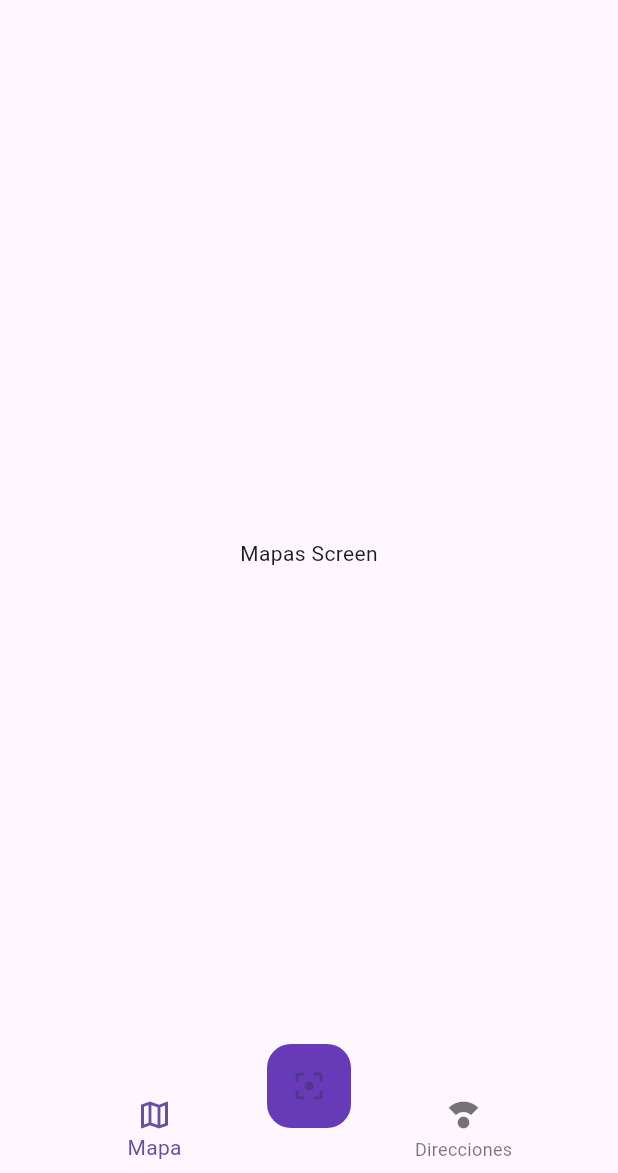
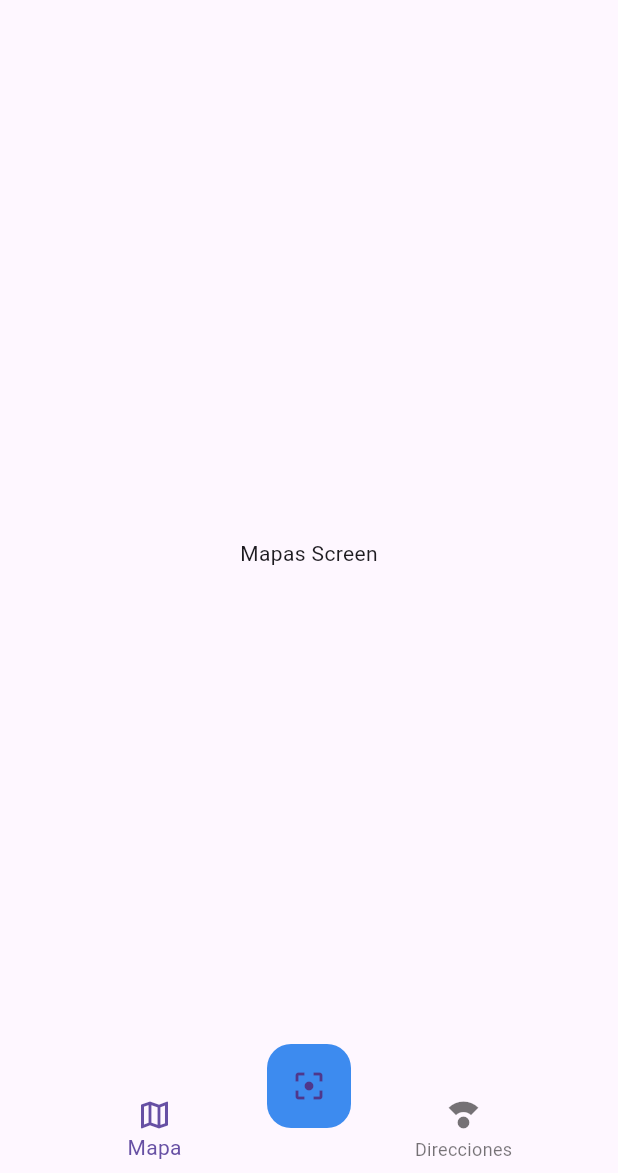
Before and after one commit to AitorAD/seminario_4_pmdm, a Flutter app: the screen it shows after launch, on a phone screen of 412 x 824 dp, the part 63-1236 px from its top. Run offline on Flutter 3.47's test engine with Material 3 defaults, Android fonts, the phone set to English and light mode, and no system bars; missing offline and left inert: mobile_scanner.

Commit message:
Seminario 4

```diff
--- a/lib/main.dart
+++ b/lib/main.dart
@@ -21,6 +21,7 @@
   Widget build(BuildContext context) {
     return MaterialApp(
       title: 'QR Reader',
+      debugShowCheckedModeBanner: false,
       theme: ThemeData(
           primarySwatch: Colors.deepPurple,
           floatingActionButtonTheme: FloatingActionButtonThemeData(
--- /dev/null
+++ b/lib/providers/db_provider.dart
@@ -0,0 +1,5 @@
+class DBProvider {
+  static final DBProvider db = DBProvider._();
+
+  DBProvider._();
+}
--- a/lib/screens/home_screen.dart
+++ b/lib/screens/home_screen.dart
@@ -3,6 +3,7 @@ import 'package:provider/provider.dart';
 import 'package:seminario_4/providers/ui_provider.dart';
 import 'package:seminario_4/screens/addresses_screen.dart';
 import 'package:seminario_4/screens/screens.dart';
+import 'package:seminario_4/widgets/scan_button.dart';
 import 'package:seminario_4/widgets/widgets.dart';
 
 class HomeScreen extends StatelessWidget {
@@ -19,8 +20,14 @@ class HomeScreen extends StatelessWidget {
       bottomNavigationBar: CustomNavigationBar(),
       floatingActionButtonLocation: FloatingActionButtonLocation.centerDocked,
       floatingActionButton: FloatingActionButton(
-        onPressed: () {},
+        onPressed: () {
+          print('--------------------------------------------------------------------------------------------');
+          Navigator.of(context).push(
+            MaterialPageRoute(builder: (context) => const ScanButton()),
+          );
+        },
         child: Icon(Icons.filter_center_focus),
+        backgroundColor: Color(0xFF3D8BEF),
         elevation: 0,
       ),
     );
@@ -33,7 +40,8 @@ class _HomeScreenBody extends StatelessWidget {
   @override
   Widget build(BuildContext context) {
     final uiProvider = Provider.of<UiProvider>(context);
-    switch (uiProvider.selectedMenuOpt) {
+    final currentIndex = uiProvider.selectedMenuOpt;
+    switch (currentIndex) {
       case 0:
         return MapScreen();
       case 1:
--- a/lib/widgets/custom_navigator_bar.dart
+++ b/lib/widgets/custom_navigator_bar.dart
@@ -1,4 +1,6 @@
 import 'package:flutter/material.dart';
+import 'package:provider/provider.dart';
+import 'package:seminario_4/providers/ui_provider.dart';
 
 class CustomNavigationBar extends StatelessWidget {
   const CustomNavigationBar({
@@ -7,11 +9,18 @@ class CustomNavigationBar extends StatelessWidget {
 
   @override
   Widget build(BuildContext context) {
-    return BottomNavigationBar(items: [
-      BottomNavigationBarItem(icon: Icon(Icons.map_outlined), label: 'Mapa'),
-      BottomNavigationBarItem(icon: Icon(Icons.compass_calibration), label: 'Direcciones')
-    ],
-    currentIndex: 0,
-    elevation: 0,);
+    final uiProvider = Provider.of<UiProvider>(context);
+    final currentIndex = uiProvider.selectedMenuOpt;
+
+    return BottomNavigationBar(
+      items: [
+        BottomNavigationBarItem(icon: Icon(Icons.map_outlined), label: 'Mapa'),
+        BottomNavigationBarItem(
+            icon: Icon(Icons.compass_calibration), label: 'Direcciones')
+      ],
+      currentIndex: currentIndex,
+      elevation: 0,
+      onTap: (int i) => uiProvider.selectedMenuOpt = i,
+    );
   }
 }
--- a/pubspec.yaml
+++ b/pubspec.yaml
@@ -32,6 +32,9 @@ dependencies:
     sdk: flutter
 
   provider: ^6.1.2
+  mobile_scanner: ^6.0.2
+  sqflite: ^2.4.0
+  path_provider: ^2.1.5
 
   # The following adds the Cupertino Icons font to your application.
   # Use with the CupertinoIcons class for iOS style icons.
```
Also changed, not shown: lib/models/scan_model.dart (added, +29 -0 lines), lib/widgets/scan_button.dart (added, +43 -0 lines), lib/screens/maps_screen.dart (added), pubspec.lock, 1 other file.
